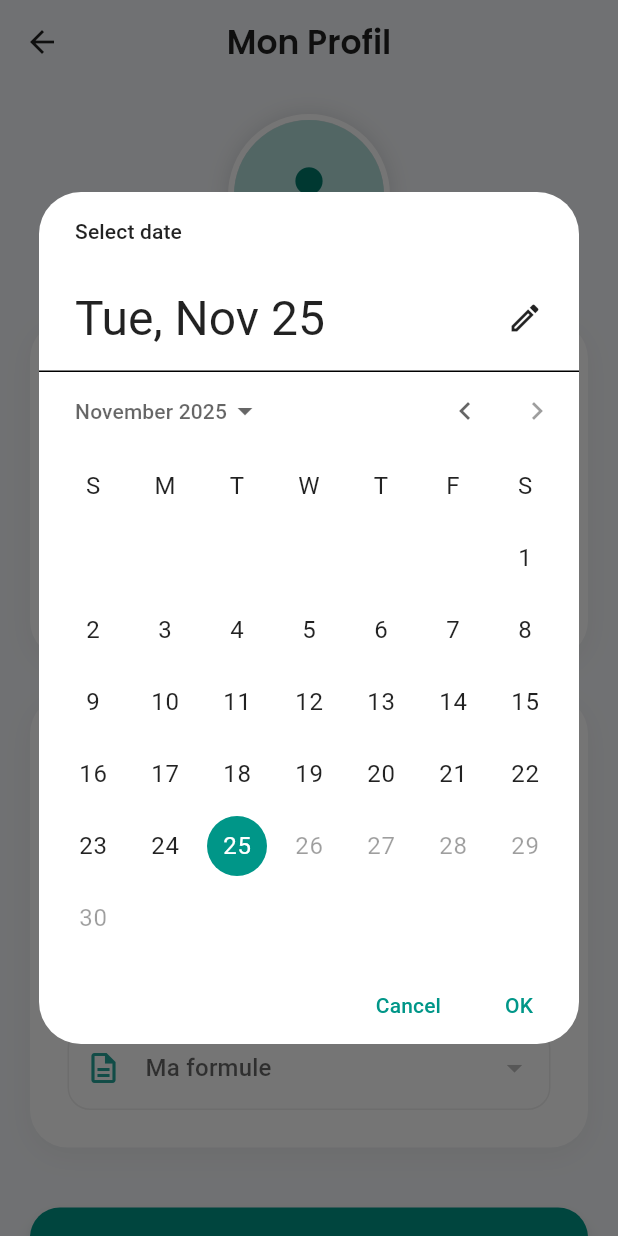
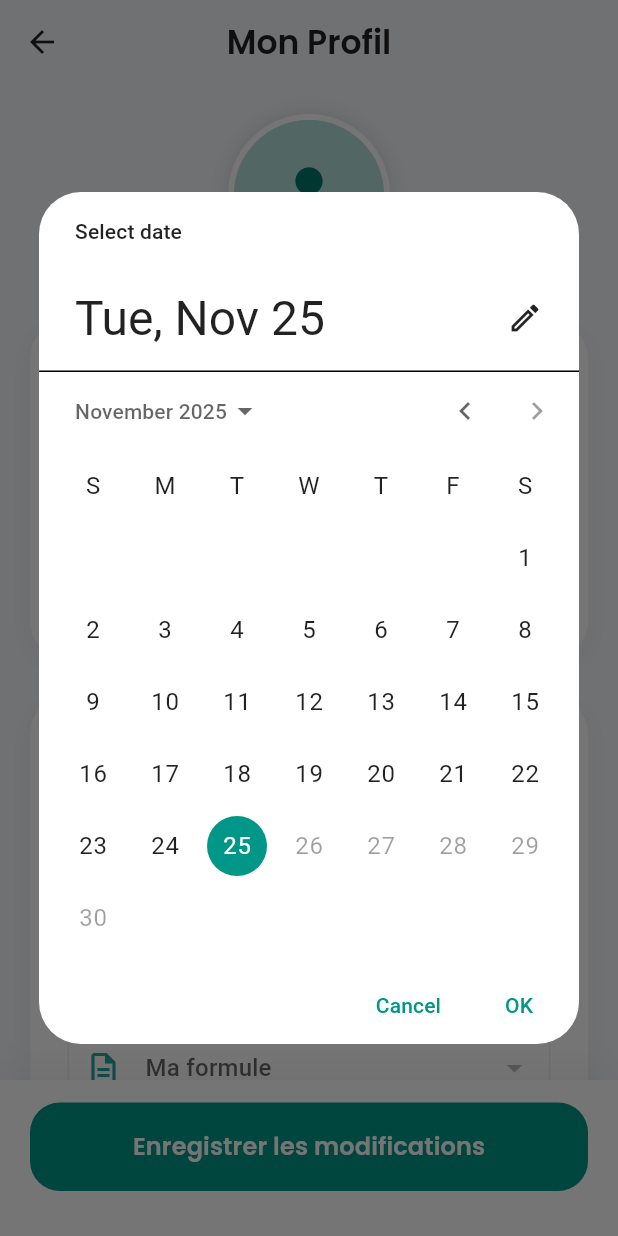
Before and after one commit to Pirodax/cap_projet_app, a Flutter app: the ProfileScreen screen opened directly, after a tap on "Date de naissance", on a phone screen of 412 x 824 dp. Run offline on Flutter 3.47's test engine with Material 3 defaults, Android fonts, the phone set to English and light mode, and no system bars; our stand-ins replace google_fonts, supabase_flutter; accounts and stored records are empty.

Commit message:
bouton enrengistrer tout le temps visible dans profil

```diff
--- a/cap_app/lib/screens/profile_screen.dart
+++ b/cap_app/lib/screens/profile_screen.dart
@@ -2,7 +2,8 @@ import 'package:flutter/material.dart';
 import 'package:intl/intl.dart';
 import 'package:google_fonts/google_fonts.dart';
 import 'package:supabase_flutter/supabase_flutter.dart';
-import 'package:intl/date_symbol_data_local.dart'; // 👈 IMPORT IMPORTANT
+import 'package:intl/date_symbol_data_local.dart'; // 👈 IMPORT IMPORTANT POUR LES DATES
+
 // =============================================
 // 1️⃣ MODÈLES DE DONNÉES
 // =============================================
@@ -19,7 +20,6 @@ class Formule {
   Formule({required this.id, required this.mutuelleId, required this.name});
 }
 
-// ✨ NOUVEAU : Modèle pour le régime d'assurance maladie
 class Regime {
   final int id;
   final String name;
@@ -46,7 +46,6 @@ class ProfileService {
         .toList();
   }
 
-  // ✨ NOUVEAU : Récupération des régimes depuis la table 'assurance_maladie_regimes'
   Future<List<Regime>> getRegimes() async {
     try {
       final response = await supabase.from('assurance_maladie_regimes').select('id, name');
@@ -93,6 +92,7 @@ class _ProfileScreenState extends State<ProfileScreen> {
     super.initState();
     _usernameController = TextEditingController();
 
+    // Initialisation de la localisation pour les dates (français)
     initializeDateFormatting('fr_FR', null).then((_) {
       if (mounted) {
         _loadInitialData();
@@ -141,7 +141,6 @@ class _ProfileScreenState extends State<ProfileScreen> {
     final user = supabase.auth.currentUser;
     if (user == null) return null;
 
-    // ✨ NOUVEAU : On récupère aussi le regime_assurance_maladie_id
     return await supabase
         .from('user_infos')
         .select('username, date_of_birth, mutuelle_id, mutuelle_formule_id, regime_assurance_maladie_id')
@@ -197,7 +196,6 @@ class _ProfileScreenState extends State<ProfileScreen> {
     final now = DateTime.now();
     final initialDate = _birthDate ?? DateTime(now.year - 25);
 
-    // Design moderne pour le date picker
     final picked = await showDatePicker(
       context: context,
       initialDate: initialDate,
@@ -207,7 +205,7 @@ class _ProfileScreenState extends State<ProfileScreen> {
         return Theme(
           data: Theme.of(context).copyWith(
             colorScheme: ColorScheme.light(
-              primary: Colors.teal, // Couleur santé
+              primary: Colors.teal,
               onPrimary: Colors.white,
               onSurface: Colors.black87,
             ),
@@ -249,7 +247,7 @@ class _ProfileScreenState extends State<ProfileScreen> {
     }
 
     return Scaffold(
-      backgroundColor: const Color(0xFFF5F7FA), // Fond gris très clair/moderne
+      backgroundColor: const Color(0xFFF5F7FA),
       appBar: AppBar(
         title: Text('Mon Profil', style: GoogleFonts.poppins(fontWeight: FontWeight.w600, color: Colors.black87)),
         centerTitle: true,
@@ -257,16 +255,16 @@ class _ProfileScreenState extends State<ProfileScreen> {
         elevation: 0,
         iconTheme: const IconThemeData(color: Colors.black87),
       ),
+
+      // 1️⃣ Le corps de la page (scrollable)
       body: SingleChildScrollView(
         physics: const BouncingScrollPhysics(),
-        padding: const EdgeInsets.all(20),
+        padding: const EdgeInsets.fromLTRB(20, 20, 20, 100), // Marge en bas pour le bouton sticky
         child: Column(
           children: [
-            // 1. Section Avatar
-            Stack(
-              alignment: Alignment.bottomRight,
-              children: [
-                Container(
+            // 1. Section Avatar (Centrée, sans icône edit)
+            Center(
+              child: Container(
                 decoration: BoxDecoration(
                   shape: BoxShape.circle,
                   border: Border.all(color: Colors.white, width: 4),
@@ -280,19 +278,10 @@ class _ProfileScreenState extends State<ProfileScreen> {
                   child: Icon(Icons.person, size: 55, color: Colors.teal.shade700),
                 ),
               ),
-                Container(
-                  padding: const EdgeInsets.all(6),
-                  decoration: const BoxDecoration(
-                    color: Colors.teal,
-                    shape: BoxShape.circle,
-                  ),
-                  child: const Icon(Icons.edit, color: Colors.white, size: 16),
-                ),
-              ],
             ),
             const SizedBox(height: 30),
 
-            // 2. Carte Formulaire
+            // 2. Carte Formulaire Informations
             Container(
               padding: const EdgeInsets.all(25),
               decoration: BoxDecoration(
@@ -319,7 +308,7 @@ class _ProfileScreenState extends State<ProfileScreen> {
                   ),
                   const SizedBox(height: 20),
 
-                  // Champ Date de Naissance (Custom tap)
+                  // Champ Date de Naissance
                   GestureDetector(
                     onTap: _selectBirthDate,
                     child: AbsorbPointer(
@@ -362,18 +351,18 @@ class _ProfileScreenState extends State<ProfileScreen> {
                   Text("Couverture Santé", style: GoogleFonts.poppins(fontSize: 16, fontWeight: FontWeight.bold, color: Colors.blueGrey)),
                   const SizedBox(height: 20),
 
-                  // ✨ NOUVEAU : Dropdown Régime Assurance Maladie
+                  // Régime
                   DropdownButtonFormField<int>(
                     value: _selectedRegimeId,
                     hint: const Text('Choisir un régime'),
                     items: _allRegimes.map((r) => DropdownMenuItem(value: r.id, child: Text(r.name))).toList(),
                     onChanged: (value) => setState(() => _selectedRegimeId = value),
                     decoration: _buildInputDecoration('Régime d’assurance maladie', Icons.local_hospital_outlined),
-                    isExpanded: true, // Empêche le débordement de texte
+                    isExpanded: true,
                   ),
                   const SizedBox(height: 20),
 
-                  // Dropdown Mutuelle
+                  // Mutuelle
                   DropdownButtonFormField<int>(
                     value: _selectedMutuelleId,
                     hint: const Text('Ma mutuelle'),
@@ -388,7 +377,7 @@ class _ProfileScreenState extends State<ProfileScreen> {
                   ),
                   const SizedBox(height: 20),
 
-                  // Dropdown Formule
+                  // Formule
                   DropdownButtonFormField<int>(
                     value: _selectedFormuleId,
                     hint: const Text('Ma formule'),
@@ -402,11 +391,25 @@ class _ProfileScreenState extends State<ProfileScreen> {
                 ],
               ),
             ),
+          ],
+        ),
+      ),
 
-            const SizedBox(height: 40),
-
-            // 4. Bouton d'action
-            SizedBox(
+      // 2️⃣ Le Bouton Fixe en bas (Zone blanche "Sticky")
+      bottomNavigationBar: Container(
+        padding: const EdgeInsets.fromLTRB(20, 15, 20, 30),
+        decoration: BoxDecoration(
+          color: Colors.white,
+          boxShadow: [
+            BoxShadow(
+              color: Colors.black.withOpacity(0.05),
+              blurRadius: 20,
+              offset: const Offset(0, -5),
+            ),
+          ],
+        ),
+        child: SafeArea(
+          child: SizedBox(
             width: double.infinity,
             child: ElevatedButton(
               onPressed: _saveProfile,
@@ -414,8 +417,7 @@ class _ProfileScreenState extends State<ProfileScreen> {
                 padding: const EdgeInsets.symmetric(vertical: 18),
                 backgroundColor: Colors.teal,
                 shape: RoundedRectangleBorder(borderRadius: BorderRadius.circular(20)),
-                  elevation: 5,
-                  shadowColor: Colors.teal.withOpacity(0.4),
+                elevation: 0,
               ),
               child: Text(
                 'Enregistrer les modifications',
@@ -423,8 +425,6 @@ class _ProfileScreenState extends State<ProfileScreen> {
               ),
             ),
           ),
-            const SizedBox(height: 20),
-          ],
         ),
       ),
     );
```
Lines whose indentation alone changed are shown as unchanged.
